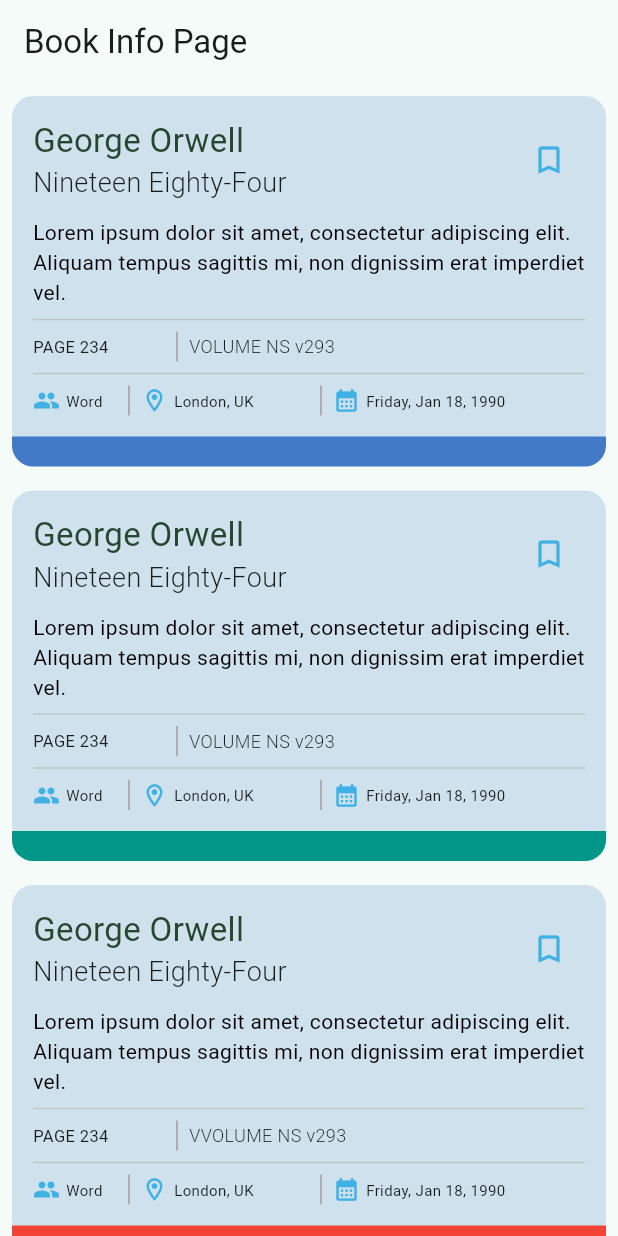
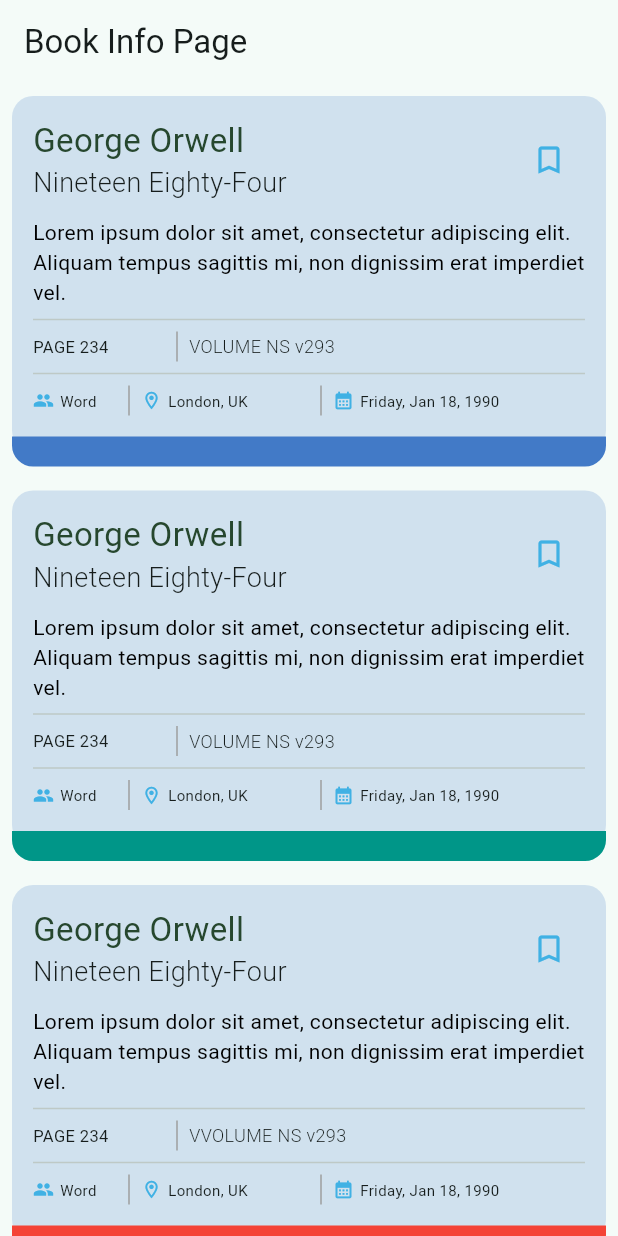
Before and after one commit to toluene5019/test_widgets, a Flutter app: the screen it shows after launch, on a phone screen of 412 x 824 dp. Run offline on Flutter 3.47's test engine with Material 3 defaults, Android fonts, the phone set to English and light mode, and no system bars; our stand-ins replace flutter_svg, share_plus.

Commit message:
fix overflow text in bookinfo page

```diff
--- a/lib/widgets/book_info_card.dart
+++ b/lib/widgets/book_info_card.dart
@@ -100,6 +100,8 @@
                 flex: 1,
                 child: Text(
                   pageNumber,
+                  maxLines: 1,
+                  overflow: TextOverflow.ellipsis,
                   style: const TextStyle(
                     fontSize: 11.0,
                   ),
@@ -115,6 +117,8 @@
                 flex: 3,
                 child: Text(
                   volumeNumber,
+                  maxLines: 1,
+                  overflow: TextOverflow.ellipsis,
                   style: const TextStyle(
                       fontSize: 12.0, fontWeight: FontWeight.w300),
                 ),
@@ -128,21 +132,21 @@
                 flex: 1,
                 child: Row(
                   children: [
-                    const Icon(
+                    const Padding(
+                      padding: EdgeInsets.only(right: 4.0),
+                      child: Icon(
                         Icons.people,
-                      size: 18.0,
+                        size: 14.0,
                         color: AppColor.iconColor,
                       ),
-                    Padding(
-                      padding: const EdgeInsets.only(left: 4.0),
-                      child: Flexible(
+                    ),
+                    Flexible(
                       child: Text(
                         wordInfo,
                         maxLines: 1,
                         overflow: TextOverflow.ellipsis,
                         style: const TextStyle(
                           fontSize: 10.0,
-                          ),
                         ),
                       ),
                     ),
@@ -159,21 +163,21 @@
                 flex: 2,
                 child: Row(
                   children: [
-                    const Icon(
+                    const Padding(
+                      padding: EdgeInsets.only(right: 4.0),
+                      child: Icon(
                         Icons.location_on_outlined,
-                      size: 18.0,
+                        size: 14.0,
                         color: AppColor.iconColor,
                       ),
-                    Padding(
-                      padding: const EdgeInsets.only(left: 4.0),
-                      child: Flexible(
+                    ),
+                    Flexible(
                       child: Text(
                         bookInfoAddress,
                         maxLines: 1,
                         overflow: TextOverflow.ellipsis,
                         style: const TextStyle(
                           fontSize: 10.0,
-                          ),
                         ),
                       ),
                     ),
@@ -190,21 +194,21 @@
                 flex: 3,
                 child: Row(
                   children: [
-                    const Icon(
+                    const Padding(
+                      padding: EdgeInsets.only(right: 4.0),
+                      child: Icon(
                         Icons.calendar_month,
-                      size: 18.0,
+                        size: 14.0,
                         color: AppColor.iconColor,
                       ),
-                    Padding(
-                      padding: const EdgeInsets.only(left: 4.0),
-                      child: Flexible(
+                    ),
+                    Flexible(
                       child: Text(
                         bookInfoDate,
                         overflow: TextOverflow.ellipsis,
                         maxLines: 1,
                         style: const TextStyle(
                           fontSize: 10.0,
-                          ),
                         ),
                       ),
                     ),
```
Lines whose indentation alone changed are shown as unchanged.
